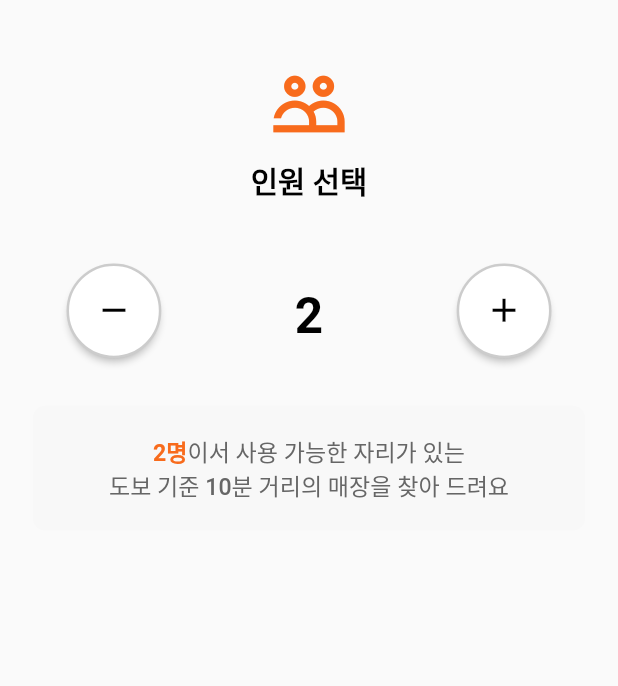
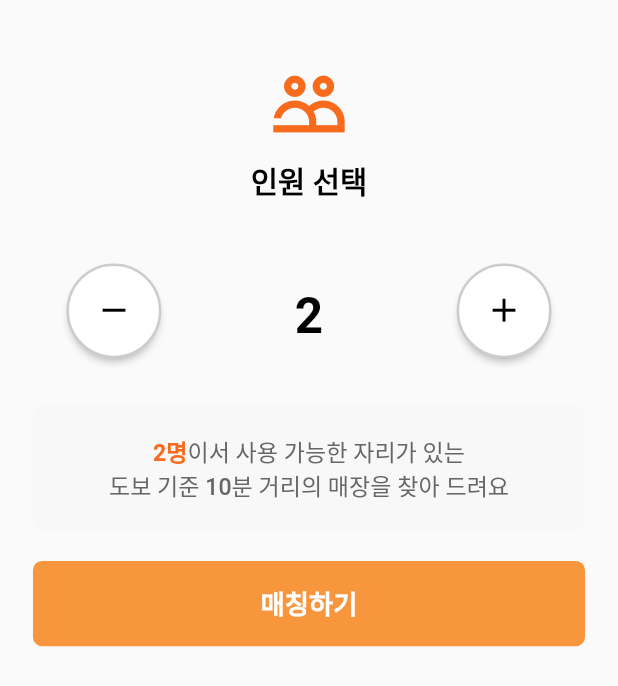
Before and after one commit to SWM-99-degree/jariBean-Front, a Flutter app: the MatchingHomeScreen widget shown alone on an empty page, opened directly, on a phone screen of 412 x 824 dp. Shown: the top 686 px of the screen. Run offline on Flutter 3.47's test engine with Material 2 defaults, Android fonts, the light colour scheme and no system bars; our stand-ins replace dio, firebase_core, firebase_messaging, flutter_dotenv, flutter_local_notifications, flutter_riverpod and 5 more; missing offline and left inert: flutter_web_auth; accounts and stored records are empty; generated files the repository leaves out were written again; Roboto replaces fonts that are missing (Pretendard); project files that could hold a hidden picture were left out.

Commit message:
[FEAT] add custom dialog component and its model. add them to matching_screen.dart #38

```diff
--- /dev/null
+++ b/lib/common/models/custom_dialog_model.dart
@@ -0,0 +1,24 @@
+import 'package:jari_bean/common/models/custom_button_model.dart';
+
+class CustomDialogModel {
+  final String title;
+  final String description;
+  final CustomButtonModel customButtonModel;
+
+  CustomDialogModel({
+    required this.title,
+    required this.description,
+    required this.customButtonModel,
+  });
+}
+
+class CustomDialogWithTwoButtonsModel extends CustomDialogModel {
+  final CustomButtonModel customButtonModelSecond;
+
+  CustomDialogWithTwoButtonsModel({
+    required super.title,
+    required super.description,
+    required super.customButtonModel,
+    required this.customButtonModelSecond,
+  });
+}
--- a/lib/matching/screen/matching_home_screen.dart
+++ b/lib/matching/screen/matching_home_screen.dart
@@ -119,6 +119,31 @@ class MatchingHomeScreen extends ConsumerWidget {
         SizedBox(
           height: 20.h,
         ),
+        CustomButton(
+          text: '매칭하기',
+          onPressed: showCustomDialog(
+            context: context,
+            // model: CustomDialogModel(
+            //   title: '매칭 신청 완료',
+            //   description: '매칭 신청이 완료되었습니다.\n매칭이 성사되면 알림을 통해 알려드릴게요.',
+            //   customButtonModel: CustomButtonModel(
+            //     title: '확인',
+            //   ),
+            // ),
+            model: CustomDialogWithTwoButtonsModel(
+              title: '매칭에 실패했어요',
+              description: '같은 조건으로 매칭을 다시 시도해볼까요?',
+              customButtonModel: CustomButtonModel(
+                title: '취소',
+                isDismiss: true,
+              ),
+              customButtonModelSecond: CustomButtonModel(
+                title: '다시하기',
+                onPressed: () => context.go('/alert/test-id'),
+              ),
+            ),
+          ),
+        ),
       ],
     );
   }
```
Also changed, not shown: lib/common/component/custom_dialog.dart (added, +94 -0 lines).
